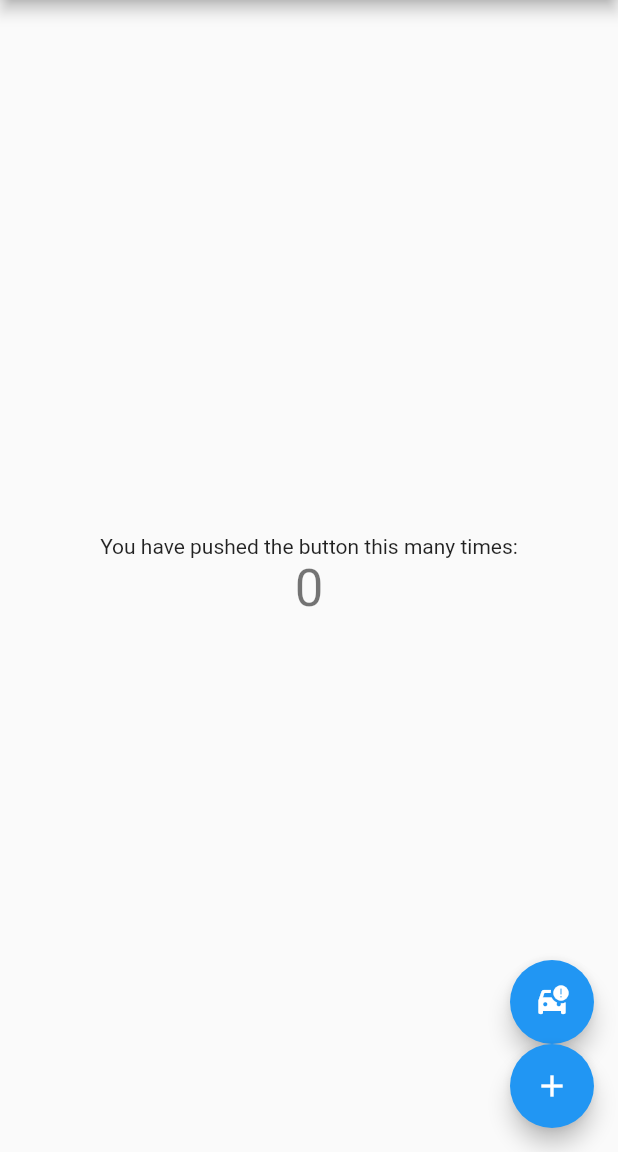
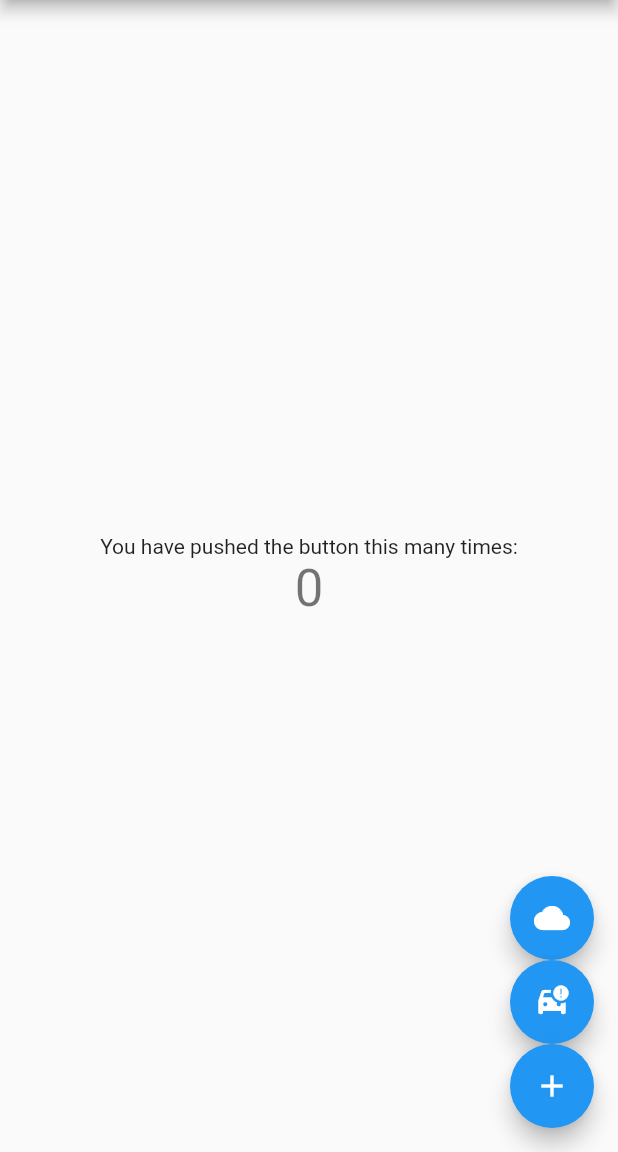
Before and after one commit to ThomasEcalle/moc_2023_firebase, a Flutter app: the screen it shows after launch, after a tap on the "car crash" icon, on a phone screen of 412 x 824 dp, the part 84-1236 px from its top. Run offline on Flutter 3.47's test engine with Material 2 defaults, Android fonts, the phone set to English and light mode, and no system bars; our stand-ins replace cloud_firestore, firebase_analytics, firebase_core, firebase_crashlytics; accounts and stored records are empty.

```diff
--- a/lib/main.dart
+++ b/lib/main.dart
@@ -1,3 +1,4 @@
+import 'package:cloud_firestore/cloud_firestore.dart';
 import 'package:firebase_core/firebase_core.dart';
 import 'package:firebase_crashlytics/firebase_crashlytics.dart';
 import 'package:flutter/foundation.dart';
@@ -35,19 +36,6 @@ class MyApp extends StatelessWidget {
         FirebaseAnalyticsHandler(),
       ],
       child: MaterialApp(
-        title: 'Flutter Demo',
-        theme: ThemeData(
-          // This is the theme of your application.
-          //
-          // Try running your application with "flutter run". You'll see the
-          // application has a blue toolbar. Then, without quitting the app, try
-          // changing the primarySwatch below to Colors.green and then invoke
-          // "hot reload" (press "r" in the console where you ran "flutter run",
-          // or simply save your changes to "hot reload" in a Flutter IDE).
-          // Notice that the counter didn't reset back to zero; the application
-          // is not restarted.
-          primarySwatch: Colors.blue,
-        ),
         home: const MyHomePage(title: 'Flutter Demo Home Page'),
       ),
     );
@@ -92,10 +80,19 @@ class _MyHomePageState extends State<MyHomePage> {
 
   void _crash() async {
     try {
-      await Future.delayed(const Duration(seconds: 1));
-      throw Exception('Crash button pressed');
-    } catch (error) {
-      FirebaseCrashlytics.instance.recordError(error, StackTrace.current);
+      throw Exception('Coucou, ce crash est géré');
+    } catch (error, stackTrace) {
+      await FirebaseCrashlytics.instance.recordError(error, stackTrace);
+    }
+  }
+
+  void _testFirestore() {
+    final CollectionReference collectionReference = FirebaseFirestore.instance.collection('users');
+
+    try {
+      collectionReference.add({'name': 'Bob', 'age': 30});
+    } catch(error) {
+      debugPrint('Error writting in firestore: $error');
     }
   }
 
@@ -123,6 +120,10 @@ class _MyHomePageState extends State<MyHomePage> {
         mainAxisAlignment: MainAxisAlignment.end,
         children: [
           FloatingActionButton(
+            child: const Icon(Icons.cloud),
+            onPressed: _testFirestore,
+          ),
+          FloatingActionButton(
             onPressed: _crash,
             tooltip: 'Crash',
             child: const Icon(Icons.car_crash),
--- a/pubspec.yaml
+++ b/pubspec.yaml
@@ -38,6 +38,7 @@ dependencies:
   firebase_core: 2.10.0
   firebase_analytics: 10.2.1
   firebase_crashlytics: 3.1.1
+  cloud_firestore: ^4.5.3
 
 dev_dependencies:
   flutter_test:
```
Also changed, not shown: pubspec.lock, 1 other file.
